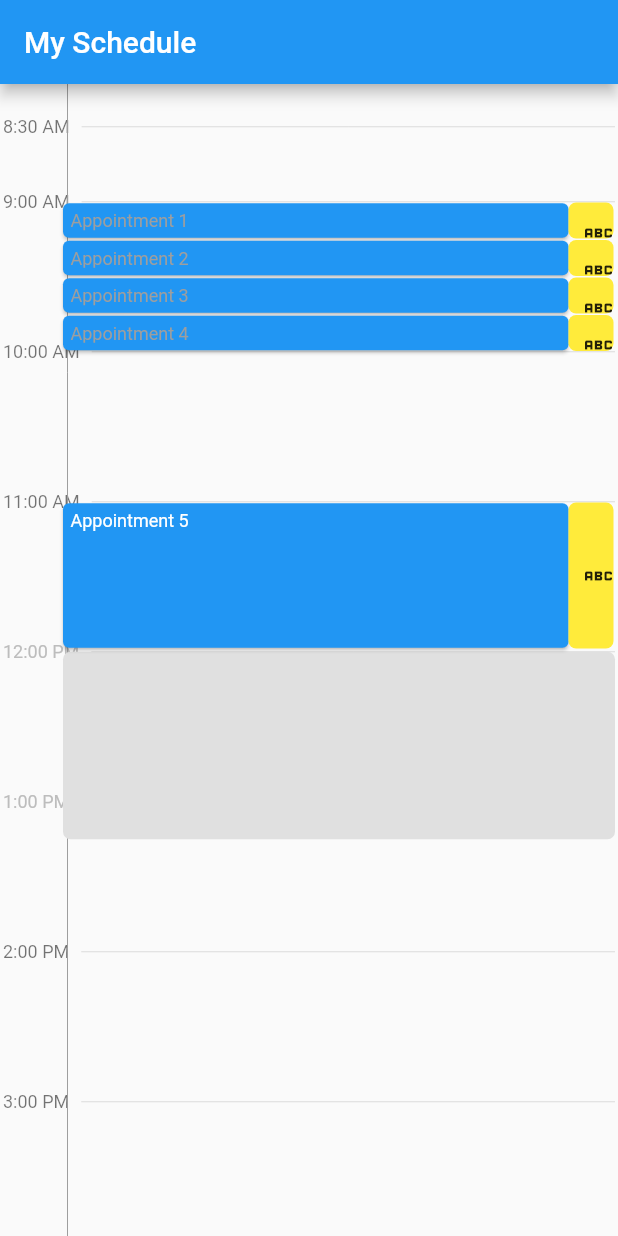
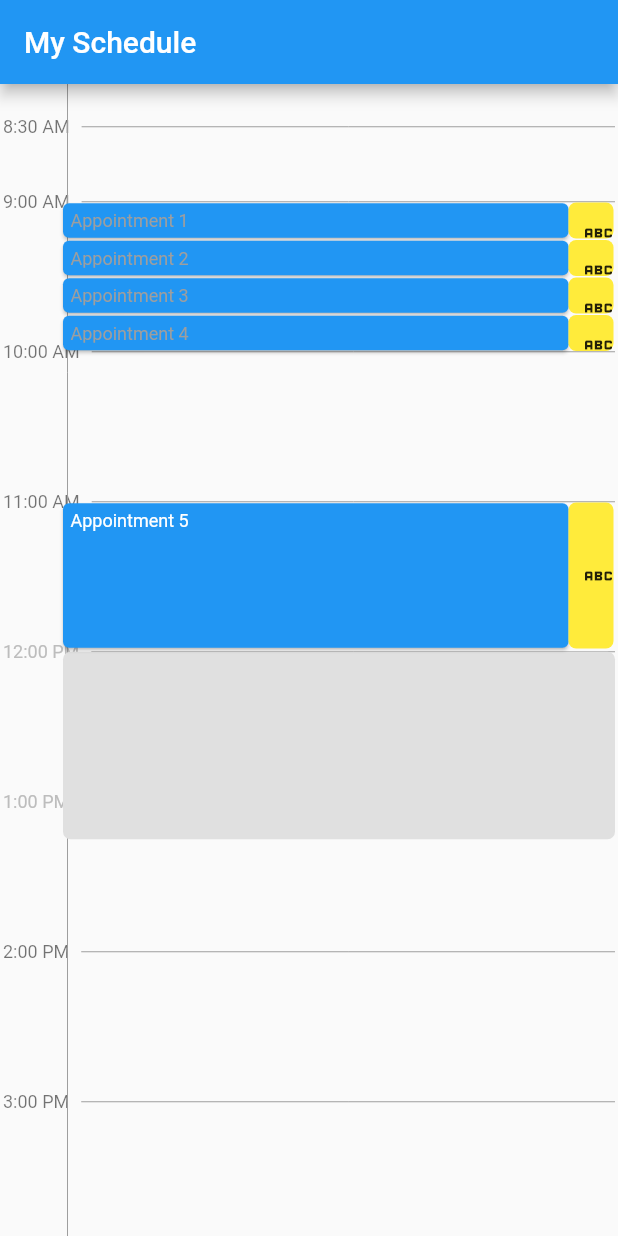
Before and after one commit to Number19thgmail/day-schedule-list-main, a Flutter app: the screen it shows after launch, on a phone screen of 412 x 824 dp. Run offline on Flutter 3.47's test engine with Material 2 defaults, Android fonts, the phone set to English and light mode, and no system bars.

Commit message:
Color divider in time of day widget

```diff
--- a/lib/src/ui/time_of_day_widget.dart
+++ b/lib/src/ui/time_of_day_widget.dart
@@ -32,7 +32,9 @@ class TimeOfDayWidget extends StatelessWidget {
             width: 8,
           ),
           const Expanded(
-            child: Divider(),
+            child: Divider(
+              color: Colors.grey,
+            ),
           ),
         ],
       ),
```
